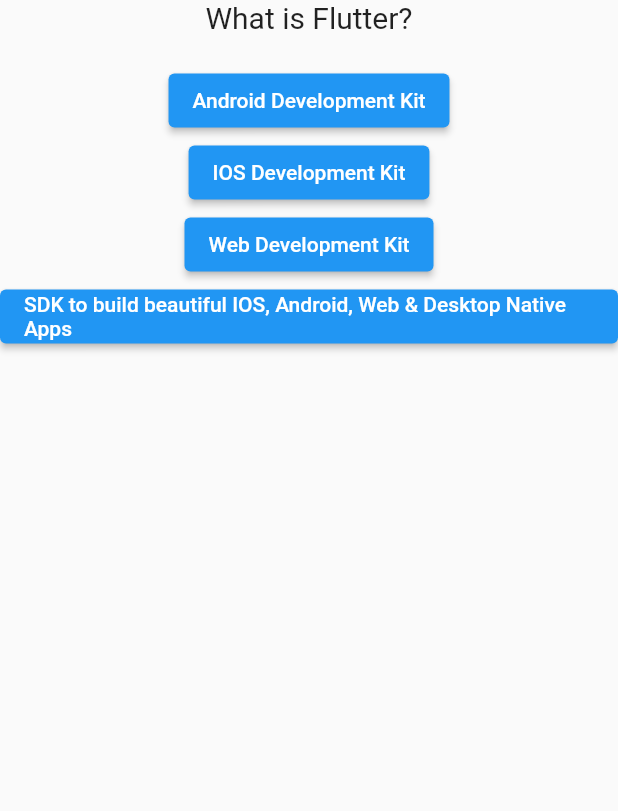
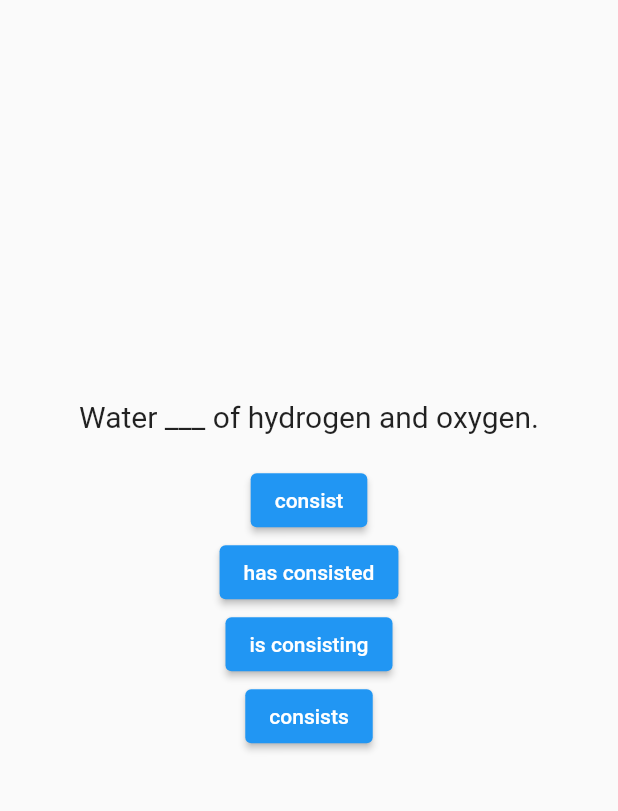
Before and after one commit to Osenian/reien, a Flutter app: the QuizTenses screen opened directly, on a phone screen of 412 x 824 dp, the part 84-895 px from its top. Run offline on Flutter 3.47's test engine with Material 2 defaults, Android fonts, the phone set to English and light mode, and no system bars; our stand-ins replace share_plus.

Commit message:
Modifica quiz_tenses.dart con Scaffold

```diff
--- a/lib/screens/quiz_tenses.dart
+++ b/lib/screens/quiz_tenses.dart
@@ -14,25 +14,21 @@
 
   final List<Map<String, Object>> _questions = [
     {
-      'questionText': 'What is Flutter?',
+      'questionText': 'Water ___ of hydrogen and oxygen.',
       'answers': [
-        {'text': 'Android Development Kit', 'score': -2},
-        {'text': 'IOS Development Kit', 'score': -2},
-        {'text': 'Web Development Kit', 'score': -2},
-        {
-          'text':
-              'SDK to build beautiful IOS, Android, Web & Desktop Native Apps',
-          'score': 10
-        },
+        {'text': 'consist', 'score': -1},
+        {'text': 'has consisted', 'score': -1},
+        {'text': 'is consisting', 'score': -1},
+        {'text': 'consists', 'score': 2},
       ],
     },
     {
-      'questionText': 'Who created Flutter?',
+      'questionText': 'I ___ five courses this semester.',
       'answers': [
-        {'text': 'Facebook', 'score': -2},
-        {'text': 'Adobe', 'score': -2},
-        {'text': 'Google', 'score': 10},
-        {'text': 'Microsoft', 'score': -2},
+        {'text': 'taken', 'score': -1},
+        {'text': 'am took', 'score': -1},
+        {'text': 'am taking', 'score': 2},
+        {'text': 'takes', 'score': -1},
       ],
     },
   ];
@@ -54,19 +50,22 @@
   @override
   Widget build(BuildContext context) {
     return SafeArea(
-      child: Material(
-        child: Column(
-          children: [
-            AppBar(
+      child: Scaffold(
+        appBar: PreferredSize(
+          preferredSize: const Size.fromHeight(56),
+          child: CustomAppBar(
             title: Text(
               "Reien",
               style: Theme.of(context).primaryTextTheme.titleLarge,
             ),
           ),
-            ConstrainedBox(
-              constraints: const BoxConstraints(maxHeight: 450),
-              child: _questionIndex < _questions.length
-                  ? Column(
+        ),
+        body: Center(
+          child: Column(
+            mainAxisAlignment: MainAxisAlignment.center,
+            children: <Widget>[
+              if (_questionIndex < _questions.length)
+                Column(
                   children: [
                     Text(
                       _questions[_questionIndex]['questionText'] as String,
@@ -90,8 +89,8 @@
                     ),
                   ],
                 )
-                  : Center(
-                      child: Column(
+              else
+                Column(
                   mainAxisAlignment: MainAxisAlignment.center,
                   children: [
                     const Text(
@@ -123,17 +122,16 @@
                     )
                   ],
                 ),
+            ],
           ),
-            ),
-          ],
         ),
       ),
     );
   }
 }
 
-class AppBar extends StatelessWidget {
-  const AppBar({required this.title, super.key});
+class CustomAppBar extends StatelessWidget {
+  const CustomAppBar({required this.title, super.key});
 
   final Widget title;
 
```
Lines whose indentation alone changed are shown as unchanged.
